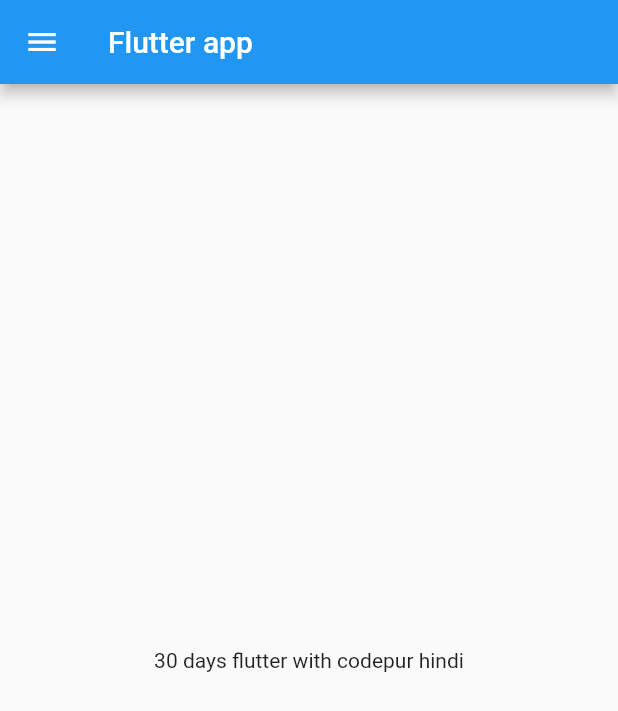
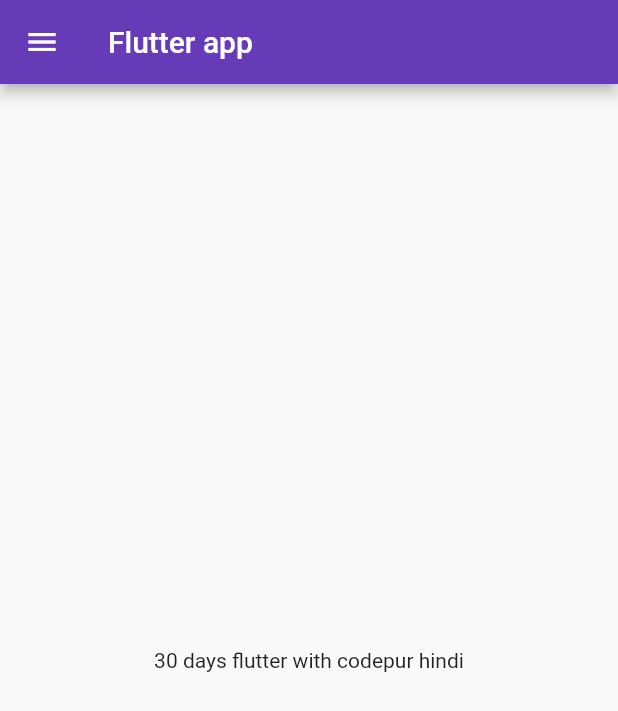
Before and after one commit to prasunkayastha/Learn_flutter, a Flutter app: the screen it shows after launch, on a phone screen of 412 x 824 dp. Shown: the top 711 px of the screen. Run offline on Flutter 3.47's test engine with Material 2 defaults, Android fonts, the phone set to English and light mode, and no system bars.

Commit message:
day 2 complete

```diff
--- a/lib/main.dart
+++ b/lib/main.dart
@@ -1,6 +1,7 @@
 import 'package:flutter/material.dart';
+import 'package:flutter_application_1/pages/loginpage.dart';
 
-import 'home_page.dart';
+import 'pages/home_page.dart';
 
 void main() => runApp(MyApp());
 
@@ -8,7 +9,18 @@ class MyApp extends StatelessWidget {
   @override
   Widget build(BuildContext Context) {
     return MaterialApp(
-      home: HomePage(),
+      // home: HomePage(),
+      themeMode: ThemeMode.light,
+      theme: ThemeData(primarySwatch: Colors.deepPurple),
+      darkTheme: ThemeData(
+        primarySwatch: Colors.red,
+      ),
+      initialRoute: "/home",
+      routes: {
+        "/": (context) => LoginPage(),
+        "/home": (context) => HomePage(),
+        "/login": (context) => LoginPage()
+      },
     );
   }
 }
```
Also changed, not shown: lib/pages/loginpage.dart (added, +15 -0 lines), lib/pages/home_page.dart (renamed from lib/home_page.dart).
